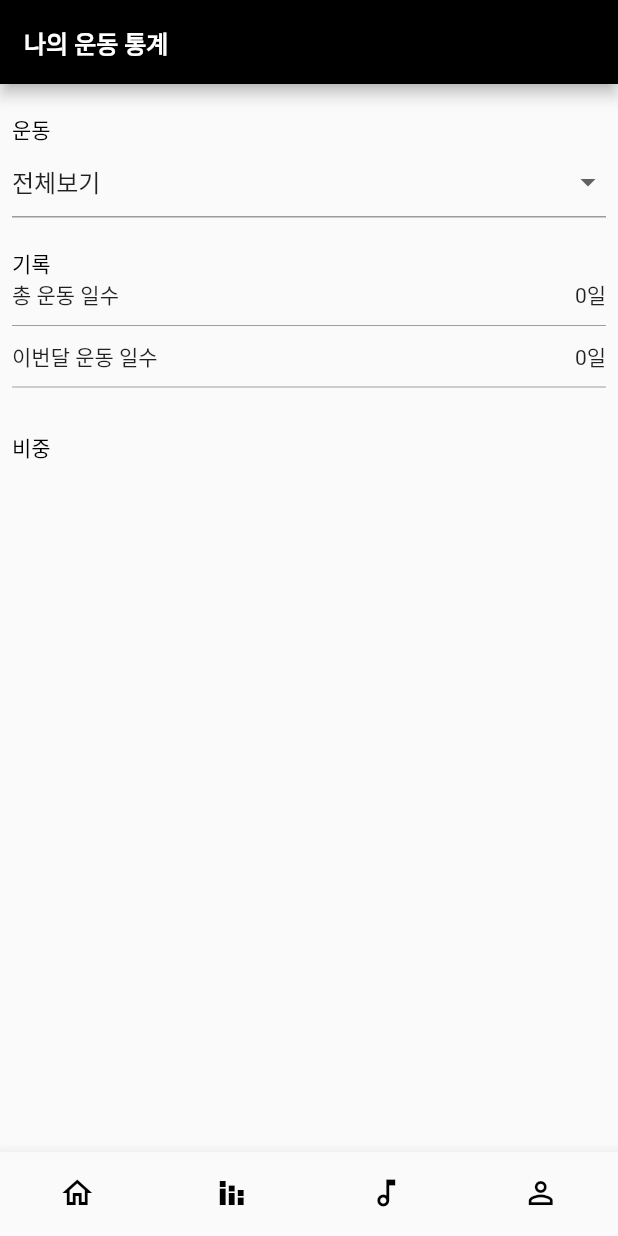
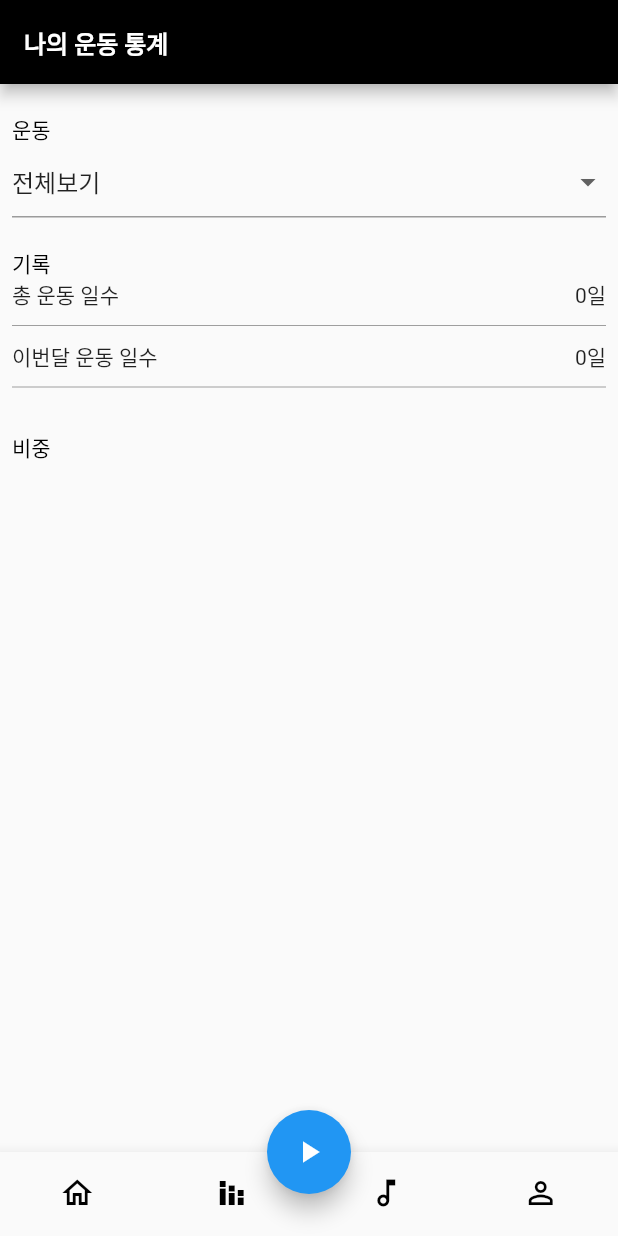
Before and after one commit to Dolphin-PC/health_note, a Flutter app: the screen it shows after launch, item 2 of the bottom bar chosen, on a phone screen of 412 x 824 dp. Run offline on Flutter 3.47's test engine with Material 2 defaults, Android fonts, the phone set to English and light mode, and no system bars; our stand-ins replace shared_preferences, sqflite, table_calendar, youtube_player_flutter; accounts and stored records are empty.

Commit message:
운동 시작 화면 초기

```diff
--- a/lib/screens/main_screen.dart
+++ b/lib/screens/main_screen.dart
@@ -1,6 +1,7 @@
 import 'package:flutter/material.dart';
 import 'package:health_note/providers/youtube_music_provider.dart';
 import 'package:health_note/screens/home_screen.dart';
+import 'package:health_note/screens/run_exercise_screen.dart';
 import 'package:health_note/screens/statics_screen.dart';
 import 'package:health_note/screens/youtube_music_list_screen.dart';
 import 'package:health_note/widget/float_youtube_music_player.dart';
@@ -40,7 +41,12 @@ class _MainScreenState extends State<MainScreen> {
         visible: youtubeMusicProvider.isInitial,
         child: FloatYoutubeMusicPlayer(ids: youtubeMusicProvider.musicIdList),
       ),
-      // floatingActionButton: FloatingActionButton(child: Icon(Icons.play_arrow)),
+      floatingActionButtonLocation: FloatingActionButtonLocation.centerDocked,
+      floatingActionButton: FloatingActionButton(
+          onPressed: () {
+            Navigator.push(context, MaterialPageRoute(builder: (context) => const RunExerciseScreen(), fullscreenDialog: true));
+          },
+          child: Icon(Icons.play_arrow)),
       bottomNavigationBar: BottomNavigationBar(
         items: [
           BottomNavigationBarItem(
```
Also changed, not shown: lib/screens/run_exercise_screen.dart (added, +26 -0 lines).
